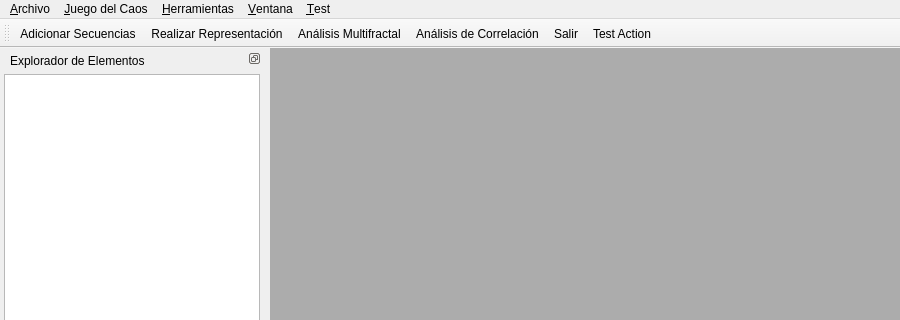
Qt form src/gui/MainWindow.ui (hspitia/GenomAMf) before a commit; both pictures show x 0 to 900 and y 0 to 320 of the 900 by 640 pixel window.
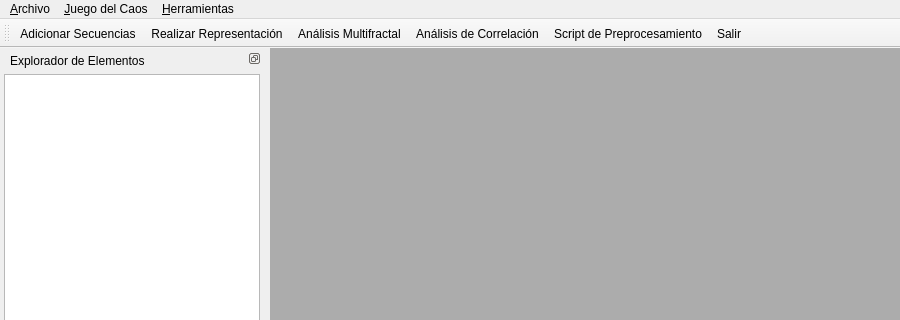
The same form after that commit. Icons and pictures are not drawn.

```diff
--- a/src/gui/MainWindow.ui
+++ b/src/gui/MainWindow.ui
@@ -108,22 +108,9 @@
     </property>
     <addaction name="makeCgrAction"/>
    </widget>
-   <widget class="QMenu" name="menuTest">
-    <property name="title">
-     <string>&amp;Test</string>
-    </property>
-    <addaction name="testAction"/>
-   </widget>
-   <widget class="QMenu" name="menu_Ventana">
-    <property name="title">
-     <string>&amp;Ventana</string>
-    </property>
-   </widget>
    <addaction name="menu_Archivo"/>
    <addaction name="menuJuego_del_Caos"/>
    <addaction name="menu_Herramientas"/>
-   <addaction name="menu_Ventana"/>
-   <addaction name="menuTest"/>
   </widget>
   <widget class="QStatusBar" name="statusbar"/>
   <widget class="QToolBar" name="toolBar">
@@ -146,8 +133,8 @@
    <addaction name="makeCgrAction"/>
    <addaction name="makeMultifractalAnalysisAction"/>
    <addaction name="makeCorrelationAnalysisAction"/>
+   <addaction name="makePreprocessingScriptAction"/>
    <addaction name="exitAction"/>
-   <addaction name="testAction"/>
   </widget>
   <widget class="QDockWidget" name="dockWidget">
    <property name="font">
```
Left out of the diff: 2 changed lines with no effect on the pictures.
